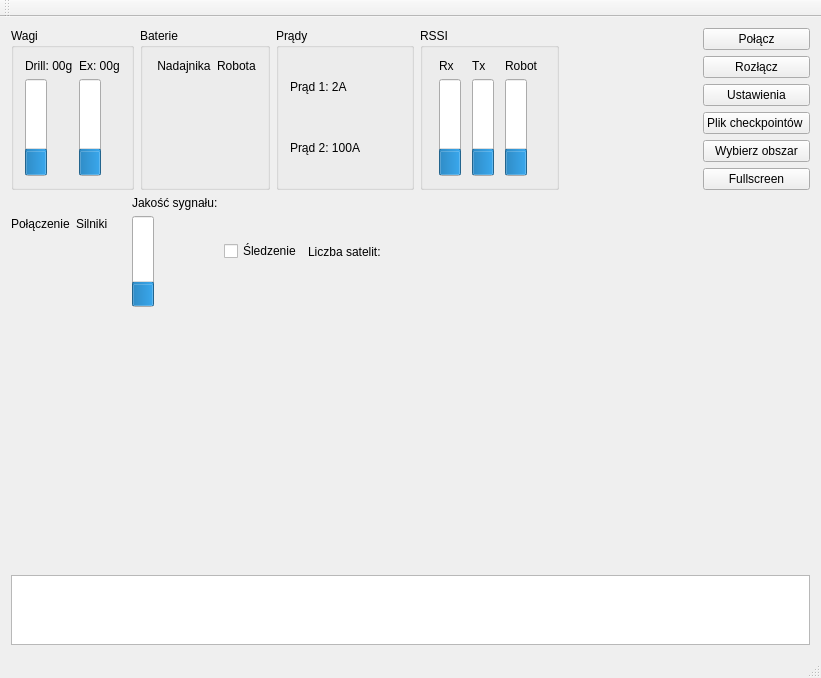
EddieTheHead/ERTCudQt, file mainwindow.ui: the form before one commit.
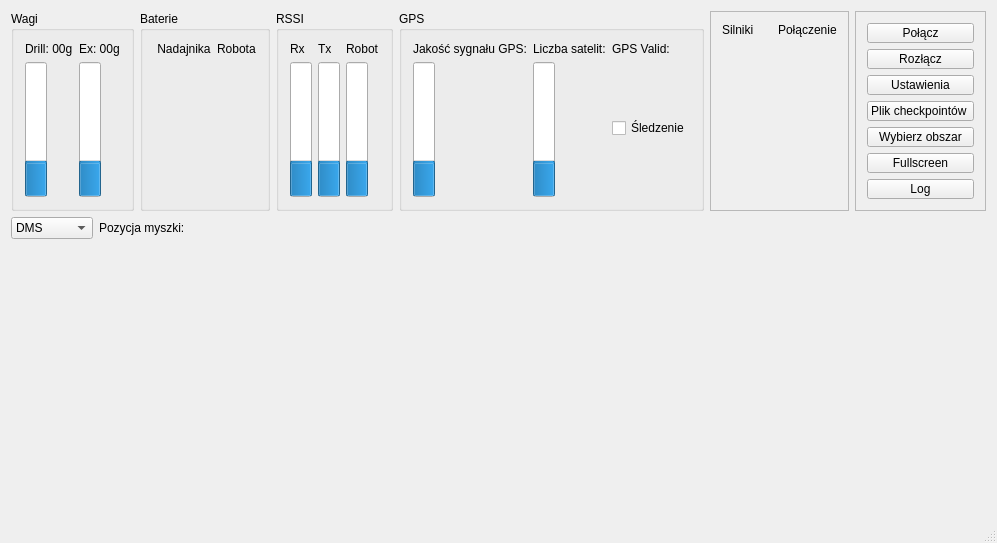
The form after the commit. Custom widgets are drawn as their Qt base class.

Commit message: Zmiana układu okna

What changed in the file:
```diff
--- a/mainwindow.ui
+++ b/mainwindow.ui
@@ -6,7 +6,7 @@
    <rect>
     <x>0</x>
     <y>0</y>
-    <width>821</width>
+    <width>906</width>
     <height>543</height>
    </rect>
   </property>
@@ -19,6 +19,12 @@
      <layout class="QHBoxLayout" name="horizontalLayout_firstRow">
       <item>
        <widget class="QGroupBox" name="groupBox_Scales">
+        <property name="maximumSize">
+         <size>
+          <width>16777215</width>
+          <height>200</height>
+         </size>
+        </property>
         <property name="title">
          <string>Wagi</string>
         </property>
@@ -70,6 +76,12 @@
       </item>
       <item>
        <widget class="QGroupBox" name="groupBox_batteries">
+        <property name="maximumSize">
+         <size>
+          <width>16777215</width>
+          <height>200</height>
+         </size>
+        </property>
         <property name="title">
          <string>Baterie</string>
         </property>
@@ -131,65 +143,6 @@
         </layout>
        </widget>
       </item>
-      <item>
-       <widget class="QGroupBox" name="groupBox_Amper">
-        <property name="sizePolicy">
-         <sizepolicy hsizetype="MinimumExpanding" vsizetype="Preferred">
-          <horstretch>0</horstretch>
-          <verstretch>0</verstretch>
-         </sizepolicy>
-        </property>
-        <property name="minimumSize">
-         <size>
-          <width>20</width>
-          <height>0</height>
-         </size>
-        </property>
-        <property name="title">
-         <string>Prądy</string>
-        </property>
-        <layout class="QVBoxLayout" name="verticalLayout">
-         <item>
-          <widget class="QLabel" name="label_Amper1">
-           <property name="sizePolicy">
-            <sizepolicy hsizetype="Expanding" vsizetype="Preferred">
-             <horstretch>0</horstretch>
-             <verstretch>0</verstretch>
-            </sizepolicy>
-           </property>
-           <property name="text">
-            <string>Prąd 1: 2A</string>
-           </property>
-           <property name="textFormat">
-            <enum>Qt::RichText</enum>
-           </property>
-          </widget>
-         </item>
-         <item>
-          <widget class="QLabel" name="label_Amper2">
-           <property name="sizePolicy">
-            <sizepolicy hsizetype="Expanding" vsizetype="Preferred">
-             <horstretch>0</horstretch>
-             <verstretch>0</verstretch>
-            </sizepolicy>
-           </property>
-           <property name="frameShape">
-            <enum>QFrame::NoFrame</enum>
-           </property>
-           <property name="frameShadow">
-            <enum>QFrame::Plain</enum>
-           </property>
-           <property name="text">
-            <string>Prąd 2: 100A</string>
-           </property>
-           <property name="textFormat">
-            <enum>Qt::RichText</enum>
-           </property>
-          </widget>
-         </item>
-        </layout>
-       </widget>
-      </item>
       <item>
        <widget class="QGroupBox" name="groupBox_RSSI">
         <property name="sizePolicy">
@@ -198,6 +151,12 @@
           <verstretch>0</verstretch>
          </sizepolicy>
         </property>
+        <property name="maximumSize">
+         <size>
+          <width>16777215</width>
+          <height>200</height>
+         </size>
+        </property>
         <property name="layoutDirection">
          <enum>Qt::LeftToRight</enum>
         </property>
@@ -286,6 +245,273 @@
         </layout>
        </widget>
       </item>
+      <item>
+       <widget class="QGroupBox" name="groupBox_GPS">
+        <property name="maximumSize">
+         <size>
+          <width>16777215</width>
+          <height>200</height>
+         </size>
+        </property>
+        <property name="title">
+         <string>GPS</string>
+        </property>
+        <layout class="QHBoxLayout" name="horizontalLayout_2">
+         <item>
+          <layout class="QVBoxLayout" name="verticalLayout_signalQuality">
+           <item>
+            <widget class="QLabel" name="label_signalQuality">
+             <property name="text">
+              <string>Jakość sygnału GPS:</string>
+             </property>
+            </widget>
+           </item>
+           <item>
+            <widget class="QProgressBar" name="progressBar_signalQuality">
+             <property name="value">
+              <number>24</number>
+             </property>
+             <property name="orientation">
+              <enum>Qt::Vertical</enum>
+             </property>
+            </widget>
+           </item>
+          </layout>
+         </item>
+         <item>
+          <layout class="QVBoxLayout" name="verticalLayout_numberOfSatelittes">
+           <item>
+            <widget class="QLabel" name="label_numberOfSattelites">
+             <property name="text">
+              <string>Liczba satelit:</string>
+             </property>
+            </widget>
+           </item>
+           <item>
+            <widget class="QProgressBar" name="progressBar_numberOfSatelittes">
+             <property name="value">
+              <number>24</number>
+             </property>
+             <property name="orientation">
+              <enum>Qt::Vertical</enum>
+             </property>
+            </widget>
+           </item>
+          </layout>
+         </item>
+         <item>
+          <layout class="QVBoxLayout" name="verticalLayout">
+           <item>
+            <widget class="QLabel" name="label_GpsValid">
+             <property name="text">
+              <string>GPS Valid:</string>
+             </property>
+            </widget>
+           </item>
+           <item>
+            <widget class="WorkIndicator" name="WorkIndicator_GPS">
+             <property name="sizePolicy">
+              <sizepolicy hsizetype="Fixed" vsizetype="Fixed">
+               <horstretch>0</horstretch>
+               <verstretch>0</verstretch>
+              </sizepolicy>
+             </property>
+             <property name="minimumSize">
+              <size>
+               <width>50</width>
+               <height>50</height>
+              </size>
+             </property>
+             <property name="text">
+              <string/>
+             </property>
+            </widget>
+           </item>
+           <item>
+            <widget class="QCheckBox" name="checkBox_follow">
+             <property name="text">
+              <string>Śledzenie</string>
+             </property>
+            </widget>
+           </item>
+           <item>
+            <spacer name="verticalSpacer_3">
+             <property name="orientation">
+              <enum>Qt::Vertical</enum>
+             </property>
+             <property name="sizeHint" stdset="0">
+              <size>
+               <width>20</width>
+               <height>40</height>
+              </size>
+             </property>
+            </spacer>
+           </item>
+          </layout>
+         </item>
+        </layout>
+       </widget>
+      </item>
+      <item>
+       <widget class="QFrame" name="frame">
+        <property name="sizePolicy">
+         <sizepolicy hsizetype="Preferred" vsizetype="Maximum">
+          <horstretch>0</horstretch>
+          <verstretch>0</verstretch>
+         </sizepolicy>
+        </property>
+        <property name="minimumSize">
+         <size>
+          <width>0</width>
+          <height>200</height>
+         </size>
+        </property>
+        <property name="maximumSize">
+         <size>
+          <width>16777215</width>
+          <height>200</height>
+         </size>
+        </property>
+        <property name="frameShape">
+         <enum>QFrame::StyledPanel</enum>
+        </property>
+        <property name="frameShadow">
+         <enum>QFrame::Raised</enum>
+        </property>
+        <layout class="QHBoxLayout" name="horizontalLayout_5">
+         <item>
+          <layout class="QVBoxLayout" name="verticalLayout_Engine">
+           <item>
+            <widget class="QLabel" name="label_Engine">
+             <property name="sizePolicy">
+              <sizepolicy hsizetype="Minimum" vsizetype="Preferred">
+               <horstretch>0</horstretch>
+               <verstretch>0</verstretch>
+              </sizepolicy>
+             </property>
+             <property name="text">
+              <string>Silniki</string>
+             </property>
+            </widget>
+           </item>
+           <item>
+            <widget class="WorkIndicator" name="workIndicator_Engine">
+             <property name="enabled">
+              <bool>true</bool>
+             </property>
+             <property name="sizePolicy">
+              <sizepolicy hsizetype="Fixed" vsizetype="Fixed">
+               <horstretch>0</horstretch>
+               <verstretch>0</verstretch>
+              </sizepolicy>
+             </property>
+             <property name="minimumSize">
+              <size>
+               <width>50</width>
+               <height>50</height>
+              </size>
+             </property>
+             <property name="maximumSize">
+              <size>
+               <width>50</width>
+               <height>50</height>
+              </size>
+             </property>
+             <property name="baseSize">
+              <size>
+               <width>50</width>
+               <height>50</height>
+              </size>
+             </property>
+             <property name="text">
+              <string/>
+             </property>
+             <property name="scaledContents">
+              <bool>false</bool>
+             </property>
+            </widget>
+           </item>
+           <item>
+            <spacer name="verticalSpacer">
+             <property name="orientation">
+              <enum>Qt::Vertical</enum>
+             </property>
+             <property name="sizeHint" stdset="0">
+              <size>
+               <width>20</width>
+               <height>40</height>
+              </size>
+             </property>
+            </spacer>
+           </item>
+          </layout>
+         </item>
+         <item>
+          <layout class="QVBoxLayout" name="verticalLayout_connection">
+           <item>
+            <widget class="QLabel" name="label_connction">
+             <property name="sizePolicy">
+              <sizepolicy hsizetype="Preferred" vsizetype="Minimum">
+               <horstretch>0</horstretch>
+               <verstretch>0</verstretch>
+              </sizepolicy>
+             </property>
+             <property name="text">
+              <string>Połączenie</string>
+             </property>
+            </widget>
+           </item>
+           <item>
+            <widget class="WorkIndicator" name="ConnctionIndicator">
+             <property name="sizePolicy">
+              <sizepolicy hsizetype="Fixed" vsizetype="Fixed">
+               <horstretch>0</horstretch>
+               <verstretch>0</verstretch>
+              </sizepolicy>
+             </property>
+             <property name="minimumSize">
+              <size>
+               <width>50</width>
+               <height>50</height>
+              </size>
+             </property>
+             <property name="maximumSize">
+              <size>
+               <width>50</width>
+               <height>50</height>
+              </size>
+             </property>
+             <property name="baseSize">
+              <size>
+               <width>50</width>
+               <height>50</height>
+              </size>
+             </property>
+             <property name="text">
+              <string/>
+             </property>
+            </widget>
+           </item>
+           <item>
+            <spacer name="verticalSpacer_2">
+             <property name="orientation">
+              <enum>Qt::Vertical</enum>
+             </property>
+             <property name="sizeHint" stdset="0">
+              <size>
+               <width>20</width>
+               <height>40</height>
+              </size>
+             </property>
+            </spacer>
+           </item>
+          </layout>
+         </item>
+        </layout>
+        <zorder></zorder>
+        <zorder></zorder>
+       </widget>
+      </item>
       <item>
        <spacer name="horizontalSpacer">
         <property name="orientation">
@@ -300,190 +526,104 @@
        </spacer>
       </item>
       <item>
-       <layout class="QVBoxLayout" name="verticalLayoutButtons">
-        <item>
-         <widget class="QPushButton" name="pushButtonConnect">
-          <property name="text">
-           <string>Połącz</string>
-          </property>
-         </widget>
-        </item>
-        <item>
-         <widget class="QPushButton" name="pushButtonDisconnect">
-          <property name="text">
-           <string>Rozłącz</string>
-          </property>
-         </widget>
-        </item>
-        <item>
-         <widget class="QPushButton" name="pushButtonPreferences">
-          <property name="text">
-           <string>Ustawienia</string>
-          </property>
-         </widget>
-        </item>
-        <item>
-         <widget class="QPushButton" name="pushButtonCheckpoints">
-          <property name="text">
-           <string>Plik checkpointów </string>
-          </property>
-         </widget>
-        </item>
-        <item>
-         <widget class="QPushButton" name="pushButton_area">
-          <property name="text">
-           <string>Wybierz obszar</string>
-          </property>
-         </widget>
-        </item>
-        <item>
-         <widget class="QPushButton" name="pushButton_fullscreen">
-          <property name="text">
-           <string>Fullscreen</string>
-          </property>
-         </widget>
-        </item>
-        <item>
-         <spacer name="verticalSpacerButtons">
-          <property name="orientation">
-           <enum>Qt::Vertical</enum>
-          </property>
-          <property name="sizeHint" stdset="0">
-           <size>
-            <width>20</width>
-            <height>40</height>
-           </size>
-          </property>
-         </spacer>
-        </item>
-       </layout>
+       <widget class="QFrame" name="frame_buttons">
+        <property name="sizePolicy">
+         <sizepolicy hsizetype="Minimum" vsizetype="Minimum">
+          <horstretch>0</horstretch>
+          <verstretch>0</verstretch>
+         </sizepolicy>
+        </property>
+        <property name="maximumSize">
+         <size>
+          <width>16777215</width>
+          <height>200</height>
+         </size>
+        </property>
+        <property name="frameShape">
+         <enum>QFrame::StyledPanel</enum>
+        </property>
+        <property name="frameShadow">
+         <enum>QFrame::Raised</enum>
+        </property>
+        <layout class="QVBoxLayout" name="verticalLayout_3">
+         <item>
+          <layout class="QVBoxLayout" name="verticalLayoutButtons">
+           <item>
+            <widget class="QPushButton" name="pushButtonConnect">
+             <property name="text">
+              <string>Połącz</string>
+             </property>
+            </widget>
+           </item>
+           <item>
+            <widget class="QPushButton" name="pushButtonDisconnect">
+             <property name="text">
+              <string>Rozłącz</string>
+             </property>
+            </widget>
+           </item>
+           <item>
+            <widget class="QPushButton" name="pushButtonPreferences">
+             <property name="text">
+              <string>Ustawienia</string>
+             </property>
+            </widget>
+           </item>
+           <item>
+            <widget class="QPushButton" name="pushButtonCheckpoints">
+             <property name="text">
+              <string>Plik checkpointów </string>
+             </property>
+            </widget>
+           </item>
+           <item>
+            <widget class="QPushButton" name="pushButton_area">
+             <property name="text">
+              <string>Wybierz obszar</string>
+             </property>
+            </widget>
+           </item>
+           <item>
+            <widget class="QPushButton" name="pushButton_fullscreen">
+             <property name="text">
+              <string>Fullscreen</string>
+             </property>
+            </widget>
+           </item>
+           <item>
+            <widget class="QPushButton" name="pushButtonLog">
+             <property name="text">
+              <string>Log</string>
+             </property>
+            </widget>
+           </item>
+          </layout>
+         </item>
+        </layout>
+       </widget>
       </item>
      </layout>
     </item>
     <item>
      <layout class="QHBoxLayout" name="horizontalLayout_secondRow">
       <item>
-       <layout class="QVBoxLayout" name="verticalLayout_connection">
+       <widget class="QComboBox" name="comboBox_mousePositionDisplayMode">
         <item>
-         <widget class="QLabel" name="label_connction">
-          <property name="text">
-           <string>Połączenie</string>
-          </property>
-         </widget>
+         <property name="text">
+          <string>DMS</string>
+         </property>
         </item>
         <item>
-         <widget class="WorkIndicator" name="ConnctionIndicator">
-          <property name="sizePolicy">
-           <sizepolicy hsizetype="Fixed" vsizetype="Fixed">
-            <horstretch>0</horstretch>
-            <verstretch>0</verstretch>
-           </sizepolicy>
-          </property>
-          <property name="minimumSize">
-           <size>
-            <width>50</width>
-            <height>50</height>
-           </size>
-          </property>
-          <property name="maximumSize">
-           <size>
-            <width>50</width>
-            <height>50</height>
-           </size>
-          </property>
-          <property name="baseSize">
-           <size>
-            <width>50</width>
-            <height>50</height>
-           </size>
-          </property>
-          <property name="text">
-           <string/>
-          </property>
-         </widget>
+         <property name="text">
+          <string>Liczbowo</string>
+         </property>
         </item>
-       </layout>
-      </item>
-      <item>
-       <layout class="QVBoxLayout" name="verticalLayout_Engine">
-        <item>
-         <widget class="QLabel" name="label_Engine">
-          <property name="text">
-           <string>Silniki</string>
-          </property>
-         </widget>
-        </item>
-        <item>
-         <widget class="WorkIndicator" name="workIndicator_Engine">
-          <property name="enabled">
-           <bool>true</bool>
-          </property>
-          <property name="sizePolicy">
-           <sizepolicy hsizetype="Fixed" vsizetype="Fixed">
-            <horstretch>0</horstretch>
-            <verstretch>0</verstretch>
-           </sizepolicy>
-          </property>
-          <property name="minimumSize">
-           <size>
-            <width>50</width>
-            <height>50</height>
-           </size>
-          </property>
-          <property name="maximumSize">
-           <size>
-            <width>50</width>
-            <height>50</height>
-           </size>
-          </property>
-          <property name="baseSize">
-           <size>
-            <width>50</width>
-            <height>50</height>
-           </size>
-          </property>
-          <property name="text">
-           <string/>
-          </property>
-          <property name="scaledContents">
-           <bool>false</bool>
-          </property>
-         </widget>
-        </item>
-       </layout>
-      </item>
-      <item>
-       <layout class="QVBoxLayout" name="verticalLayout_signalQuality">
-        <item>
-         <widget class="QLabel" name="label_signalQuality">
-          <property name="text">
-           <string>Jakość sygnału:</string>
-          </property>
-         </widget>
-        </item>
-        <item>
-         <widget class="QProgressBar" name="progressBar_signalQuality">
-          <property name="value">
-           <number>24</number>
-          </property>
-          <property name="orientation">
-           <enum>Qt::Vertical</enum>
-          </property>
-         </widget>
-        </item>
-       </layout>
-      </item>
-      <item>
-       <widget class="QCheckBox" name="checkBox_follow">
-        <property name="text">
-         <string>Śledzenie</string>
-        </property>
        </widget>
       </item>
       <item>
-       <widget class="QLabel" name="label_numberOfSattelites">
+       <widget class="QLabel" name="label_mousePosition">
         <property name="text">
-         <string>Liczba satelit:</string>
+         <string>Pozycja myszki:</string>
         </property>
        </widget>
       </item>
@@ -503,18 +643,16 @@
      </layout>
     </item>
     <item>
-     <widget class="QWidget" name="widget" native="true">
-      <property name="minimumSize">
-       <size>
-        <width>256</width>
-        <height>256</height>
-       </size>
+     <widget class="QWidget" name="widget_map" native="true">
+      <property name="sizePolicy">
+       <sizepolicy hsizetype="Expanding" vsizetype="Expanding">
+        <horstretch>0</horstretch>
+        <verstretch>0</verstretch>
+       </sizepolicy>
       </property>
+      <layout class="QVBoxLayout" name="verticalLayout_5"/>
      </widget>
     </item>
-    <item>
-     <widget class="QPlainTextEdit" name="plainTextEditLog"/>
-    </item>
    </layout>
   </widget>
   <widget class="QMenuBar" name="menuBar">
@@ -527,14 +665,6 @@
     </rect>
    </property>
   </widget>
-  <widget class="QToolBar" name="mainToolBar">
-   <attribute name="toolBarArea">
-    <enum>TopToolBarArea</enum>
-   </attribute>
-   <attribute name="toolBarBreak">
-    <bool>false</bool>
-   </attribute>
-  </widget>
   <widget class="QStatusBar" name="statusBar"/>
  </widget>
  <layoutdefault spacing="6" margin="11"/>
```
Left out of the diff: 6 changed lines with no effect on the pictures. The commit also changes 2 other files.
